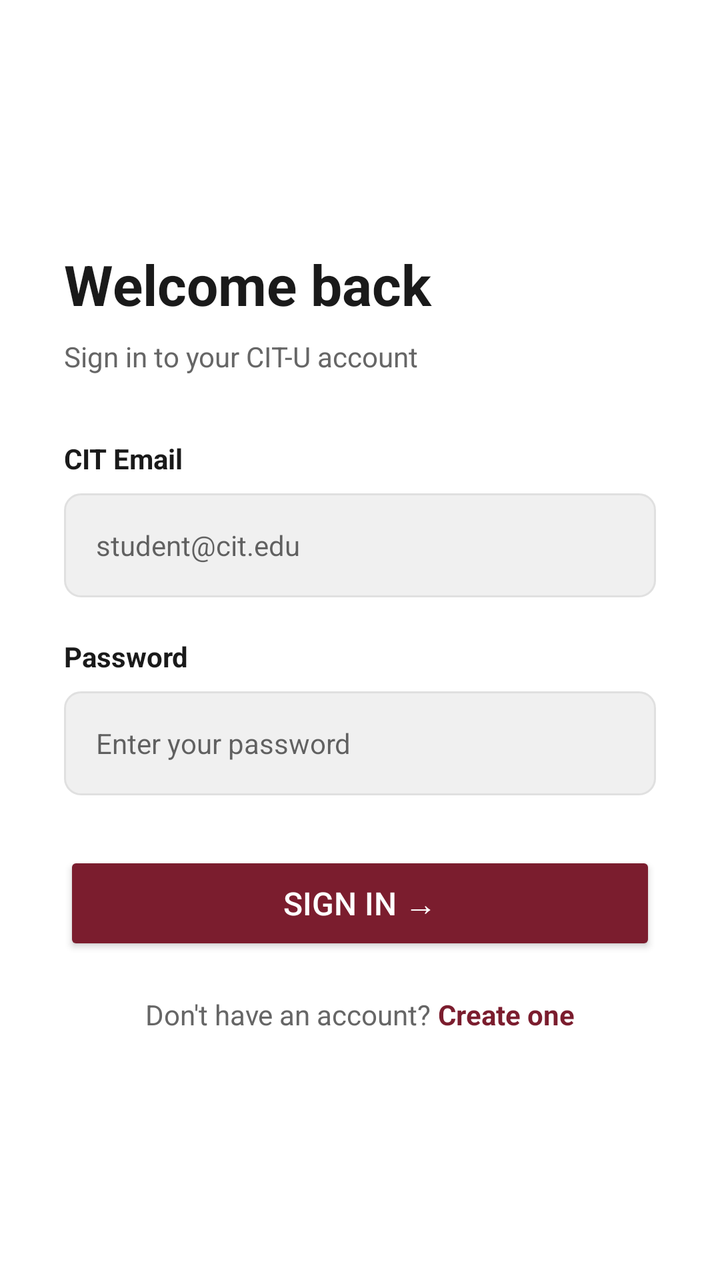
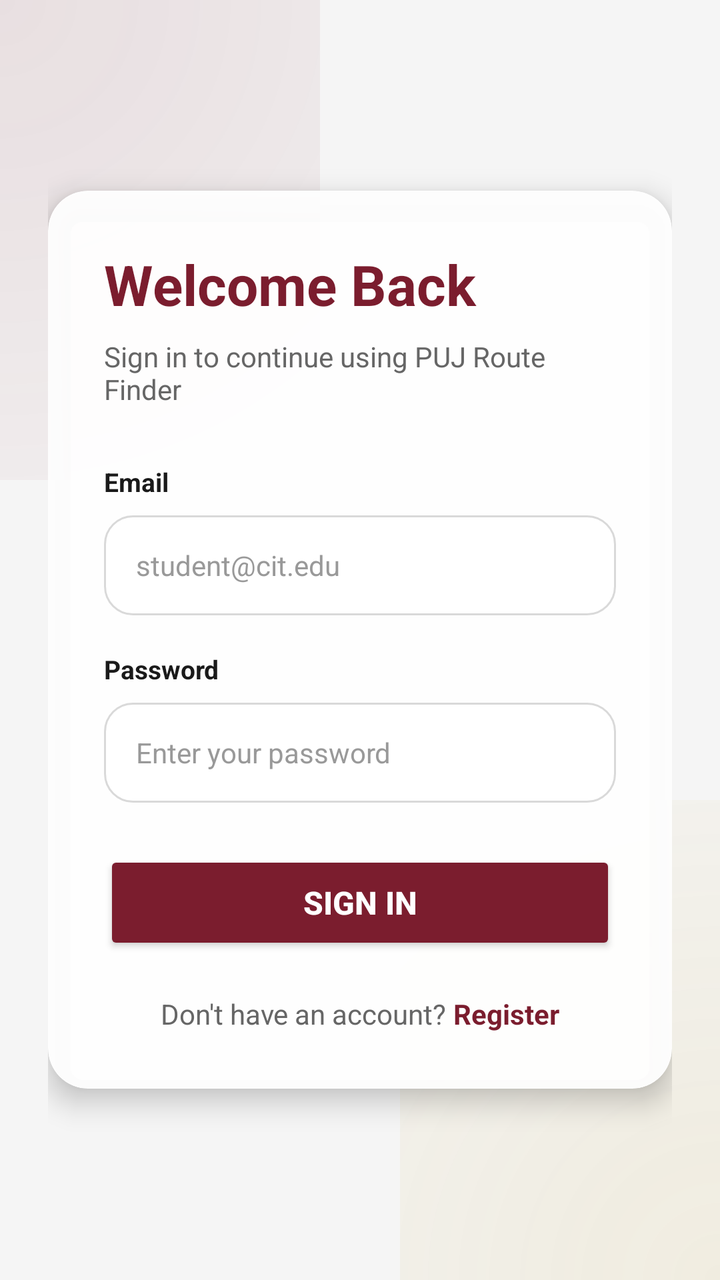

An Android layout rendered at two revisions. The XML below is the earlier revision; the diff shows what the commit changed to produce the second picture.
<!-- AndroidManifest.xml: application theme Theme.PUJRouteFinder -->
<!-- res/layout/activity_login.xml -->
<?xml version="1.0" encoding="utf-8"?>
<ScrollView xmlns:android="http://schemas.android.com/apk/res/android"
    android:layout_width="match_parent"
    android:layout_height="match_parent"
    android:background="#FFFFFF"
    android:fillViewport="true">

    <LinearLayout
        android:layout_width="match_parent"
        android:layout_height="wrap_content"
        android:orientation="vertical"
        android:gravity="center"
        android:padding="32dp"
        android:paddingTop="80dp">

        <TextView
            android:layout_width="match_parent"
            android:layout_height="wrap_content"
            android:text="Welcome back"
            android:textSize="28sp"
            android:textStyle="bold"
            android:textColor="#1A1A1A"
            android:layout_marginBottom="8dp" />

        <TextView
            android:layout_width="match_parent"
            android:layout_height="wrap_content"
            android:text="Sign in to your CIT-U account"
            android:textSize="14sp"
            android:textColor="#666666"
            android:layout_marginBottom="32dp" />

        <TextView
            android:layout_width="match_parent"
            android:layout_height="wrap_content"
            android:text="CIT Email"
            android:textSize="14sp"
            android:textStyle="bold"
            android:textColor="#1A1A1A"
            android:layout_marginBottom="8dp" />

        <EditText
            android:id="@+id/etEmail"
            android:layout_width="match_parent"
            android:layout_height="52dp"
            android:hint="student@cit.edu"
            android:inputType="textEmailAddress"
            android:background="@drawable/input_bg_rounded"
            android:paddingStart="16dp"
            android:paddingEnd="16dp"
            android:textSize="14sp"
            android:layout_marginBottom="20dp" />

        <TextView
            android:layout_width="match_parent"
            android:layout_height="wrap_content"
            android:text="Password"
            android:textSize="14sp"
            android:textStyle="bold"
            android:textColor="#1A1A1A"
            android:layout_marginBottom="8dp" />

        <EditText
            android:id="@+id/etPassword"
            android:layout_width="match_parent"
            android:layout_height="52dp"
            android:hint="Enter your password"
            android:inputType="textPassword"
            android:background="@drawable/input_bg_rounded"
            android:paddingStart="16dp"
            android:paddingEnd="16dp"
            android:textSize="14sp"
            android:layout_marginBottom="28dp" />

        <ProgressBar
            android:id="@+id/progressBar"
            android:layout_width="wrap_content"
            android:layout_height="wrap_content"
            android:layout_gravity="center"
            android:visibility="gone"
            android:layout_marginBottom="12dp" />

        <Button
            android:id="@+id/btnLogin"
            android:layout_width="match_parent"
            android:layout_height="52dp"
            android:text="Sign in →"
            android:textSize="16sp"
            android:textColor="#FFFFFF"
            android:backgroundTint="#7B1D2E"
            android:layout_marginBottom="20dp" />

        <LinearLayout
            android:layout_width="wrap_content"
            android:layout_height="wrap_content"
            android:orientation="horizontal"
            android:gravity="center">

            <TextView
                android:layout_width="wrap_content"
                android:layout_height="wrap_content"
                android:text="Don't have an account? "
                android:textSize="14sp"
                android:textColor="#666666" />

            <TextView
                android:id="@+id/tvRegister"
                android:layout_width="wrap_content"
                android:layout_height="wrap_content"
                android:text="Create one"
                android:textSize="14sp"
                android:textColor="#7B1D2E"
                android:textStyle="bold" />
        </LinearLayout>

    </LinearLayout>
</ScrollView>
<!-- resources referenced by this layout -->
<resources>
  <!-- drawable input_bg_rounded (drawable) -->
  <?xml version="1.0" encoding="utf-8"?>
  <shape xmlns:android="http://schemas.android.com/apk/res/android" android:shape="rectangle">
      <corners android:radius="8dp" />
      <solid android:color="#F0F0F0" />
      <stroke android:width="1dp" android:color="#E0E0E0" />
  </shape>
  <style name="Theme.PUJRouteFinder" parent="Theme.MaterialComponents.Light.NoActionBar">
          <item name="colorPrimary">#7B1D2E</item>
          <item name="colorPrimaryDark">#5A1520</item>
          <item name="colorAccent">#C9A227</item>
      </style>
</resources>

<!-- the commit's change to res/layout/activity_login.xml (unified diff, before → after) -->
@@ -1,117 +1,137 @@
 <?xml version="1.0" encoding="utf-8"?>
 <ScrollView xmlns:android="http://schemas.android.com/apk/res/android"
+    xmlns:app="http://schemas.android.com/apk/res-auto"
     android:layout_width="match_parent"
     android:layout_height="match_parent"
-    android:background="#FFFFFF"
+    android:background="@drawable/auth_bg"
     android:fillViewport="true">
 
     <LinearLayout
         android:layout_width="match_parent"
-        android:layout_height="wrap_content"
+        android:layout_height="match_parent"
         android:orientation="vertical"
         android:gravity="center"
-        android:padding="32dp"
-        android:paddingTop="80dp">
+        android:padding="24dp">
 
-        <TextView
+        <androidx.cardview.widget.CardView
             android:layout_width="match_parent"
             android:layout_height="wrap_content"
-            android:text="Welcome back"
-            android:textSize="28sp"
-            android:textStyle="bold"
-            android:textColor="#1A1A1A"
-            android:layout_marginBottom="8dp" />
+            app:cardCornerRadius="20dp"
+            app:cardElevation="8dp"
+            app:cardBackgroundColor="#F2FFFFFF">
 
-        <TextView
-            android:layout_width="match_parent"
-            android:layout_height="wrap_content"
-            android:text="Sign in to your CIT-U account"
-            android:textSize="14sp"
-            android:textColor="#666666"
-            android:layout_marginBottom="32dp" />
+            <LinearLayout
+                android:layout_width="match_parent"
+                android:layout_height="wrap_content"
+                android:orientation="vertical"
+                android:padding="28dp">
 
-        <TextView
-            android:layout_width="match_parent"
-            android:layout_height="wrap_content"
-            android:text="CIT Email"
-            android:textSize="14sp"
-            android:textStyle="bold"
-            android:textColor="#1A1A1A"
-            android:layout_marginBottom="8dp" />
+                <TextView
+                    android:id="@+id/tvWelcome"
+                    android:layout_width="match_parent"
+                    android:layout_height="wrap_content"
+                    android:text="Welcome Back"
+                    android:textSize="28sp"
+                    android:textStyle="bold"
+                    android:textColor="#7B1D2E"
+                    android:layout_marginBottom="8dp" />
 
-        <EditText
-            android:id="@+id/etEmail"
-            android:layout_width="match_parent"
-            android:layout_height="52dp"
-            android:hint="student@cit.edu"
-            android:inputType="textEmailAddress"
-            android:background="@drawable/input_bg_rounded"
-            android:paddingStart="16dp"
-            android:paddingEnd="16dp"
-            android:textSize="14sp"
-            android:layout_marginBottom="20dp" />
+                <TextView
+                    android:layout_width="match_parent"
+                    android:layout_height="wrap_content"
+                    android:text="Sign in to continue using PUJ Route Finder"
+                    android:textSize="14sp"
+                    android:textColor="#666666"
+                    android:layout_marginBottom="28dp" />
 
-        <TextView
-            android:layout_width="match_parent"
-            android:layout_height="wrap_content"
-            android:text="Password"
-            android:textSize="14sp"
-            android:textStyle="bold"
-            android:textColor="#1A1A1A"
-            android:layout_marginBottom="8dp" />
+                <TextView
+                    android:layout_width="match_parent"
+                    android:layout_height="wrap_content"
+                    android:text="Email"
+                    android:textSize="13sp"
+                    android:textStyle="bold"
+                    android:textColor="#1A1A1A"
+                    android:layout_marginBottom="8dp" />
 
-        <EditText
-            android:id="@+id/etPassword"
-            android:layout_width="match_parent"
-            android:layout_height="52dp"
-            android:hint="Enter your password"
-            android:inputType="textPassword"
-            android:background="@drawable/input_bg_rounded"
-            android:paddingStart="16dp"
-            android:paddingEnd="16dp"
-            android:textSize="14sp"
-            android:layout_marginBottom="28dp" />
+                <EditText
+                    android:id="@+id/etEmail"
+                    android:layout_width="match_parent"
+                    android:layout_height="50dp"
+                    android:hint="student@cit.edu"
+                    android:inputType="textEmailAddress"
+                    android:background="@drawable/input_bg_rounded"
+                    android:paddingStart="16dp"
+                    android:paddingEnd="16dp"
+                    android:textSize="14sp"
+                    android:textColor="#1A1A1A"
+                    android:textColorHint="#999999"
+                    android:layout_marginBottom="18dp" />
 
-        <ProgressBar
-            android:id="@+id/progressBar"
-            android:layout_width="wrap_content"
-            android:layout_height="wrap_content"
-            android:layout_gravity="center"
-            android:visibility="gone"
-            android:layout_marginBottom="12dp" />
+                <TextView
+                    android:layout_width="match_parent"
+                    android:layout_height="wrap_content"
+                    android:text="Password"
+                    android:textSize="13sp"
+                    android:textStyle="bold"
+                    android:textColor="#1A1A1A"
+                    android:layout_marginBottom="8dp" />
 
-        <Button
-            android:id="@+id/btnLogin"
-            android:layout_width="match_parent"
-            android:layout_height="52dp"
-            android:text="Sign in →"
-            android:textSize="16sp"
-            android:textColor="#FFFFFF"
-            android:backgroundTint="#7B1D2E"
-            android:layout_marginBottom="20dp" />
+                <EditText
+                    android:id="@+id/etPassword"
+                    android:layout_width="match_parent"
+                    android:layout_height="50dp"
+                    android:hint="Enter your password"
+                    android:inputType="textPassword"
+                    android:background="@drawable/input_bg_rounded"
+                    android:paddingStart="16dp"
+                    android:paddingEnd="16dp"
+                    android:textSize="14sp"
+                    android:textColor="#1A1A1A"
+                    android:textColorHint="#999999"
+                    android:layout_marginBottom="24dp" />
 
-        <LinearLayout
-            android:layout_width="wrap_content"
-            android:layout_height="wrap_content"
-            android:orientation="horizontal"
-            android:gravity="center">
+                <ProgressBar
+                    android:id="@+id/progressBar"
+                    android:layout_width="wrap_content"
+                    android:layout_height="wrap_content"
+                    android:layout_gravity="center"
+                    android:visibility="gone"
+                    android:layout_marginBottom="12dp" />
 
-            <TextView
-                android:layout_width="wrap_content"
-                android:layout_height="wrap_content"
-                android:text="Don't have an account? "
-                android:textSize="14sp"
-                android:textColor="#666666" />
+                <Button
+                    android:id="@+id/btnLogin"
+                    android:layout_width="match_parent"
+                    android:layout_height="52dp"
+                    android:text="Sign In"
+                    android:textSize="16sp"
+                    android:textStyle="bold"
+                    android:textColor="#FFFFFF"
+                    android:backgroundTint="#7B1D2E"
+                    android:layout_marginBottom="20dp" />
 
-            <TextView
-                android:id="@+id/tvRegister"
-                android:layout_width="wrap_content"
-                android:layout_height="wrap_content"
-                android:text="Create one"
-                android:textSize="14sp"
-                android:textColor="#7B1D2E"
-                android:textStyle="bold" />
-        </LinearLayout>
+                <LinearLayout
+                    android:layout_width="wrap_content"
+                    android:layout_height="wrap_content"
+                    android:orientation="horizontal"
+                    android:layout_gravity="center">
 
+                    <TextView
+                        android:layout_width="wrap_content"
+                        android:layout_height="wrap_content"
+                        android:text="Don't have an account? "
+                        android:textSize="14sp"
+                        android:textColor="#666666" />
+
+                    <TextView
+                        android:id="@+id/tvRegister"
+                        android:layout_width="wrap_content"
+                        android:layout_height="wrap_content"
+                        android:text="Register"
+                        android:textSize="14sp"
+                        android:textColor="#7B1D2E"
+                        android:textStyle="bold" />
+                </LinearLayout>
+            </LinearLayout>
+        </androidx.cardview.widget.CardView>
     </LinearLayout>
 </ScrollView>
<!-- resource entries referenced after the edit -->
@@ -1,16 +1,56 @@
 <!-- resources referenced by this layout -->
 <resources>
+  <!-- drawable auth_bg (drawable) -->
+  <?xml version="1.0" encoding="utf-8"?>
+  <layer-list xmlns:android="http://schemas.android.com/apk/res/android">
+      
+      <item>
+          <shape>
+              <solid android:color="#F5F5F5" />
+          </shape>
+      </item>
+  
+      
+      <item android:bottom="400dp" android:right="200dp">
+          <shape>
+              <gradient
+                  android:type="radial"
+                  android:gradientRadius="400dp"
+                  android:startColor="#1A7B1D2E"
+                  android:endColor="#007B1D2E"
+                  android:centerX="0"
+                  android:centerY="0" />
+          </shape>
+      </item>
+  
+      
+      <item android:top="400dp" android:left="200dp">
+          <shape>
+              <gradient
+                  android:type="radial"
+                  android:gradientRadius="400dp"
+                  android:startColor="#1AC9A227"
+                  android:endColor="#00C9A227"
+                  android:centerX="1"
+                  android:centerY="1" />
+          </shape>
+      </item>
+  </layer-list>
   <!-- drawable input_bg_rounded (drawable) -->
   <?xml version="1.0" encoding="utf-8"?>
-  <shape xmlns:android="http://schemas.android.com/apk/res/android" android:shape="rectangle">
-      <corners android:radius="8dp" />
-      <solid android:color="#F0F0F0" />
-      <stroke android:width="1dp" android:color="#E0E0E0" />
+  <shape xmlns:android="http://schemas.android.com/apk/res/android"
+      android:shape="rectangle">
+      <solid android:color="#FFFFFF" />
+      <stroke
+          android:width="1dp"
+          android:color="#D9D9D9" />
+      <corners android:radius="14dp" />
   </shape>
   <style name="Theme.PUJRouteFinder" parent="Theme.MaterialComponents.Light.NoActionBar">
           <item name="colorPrimary">#7B1D2E</item>
           <item name="colorPrimaryDark">#5A1520</item>
           <item name="colorAccent">#C9A227</item>
+          <item name="android:windowBackground">#FFFFFF</item>
       </style>
 </resources>
 
